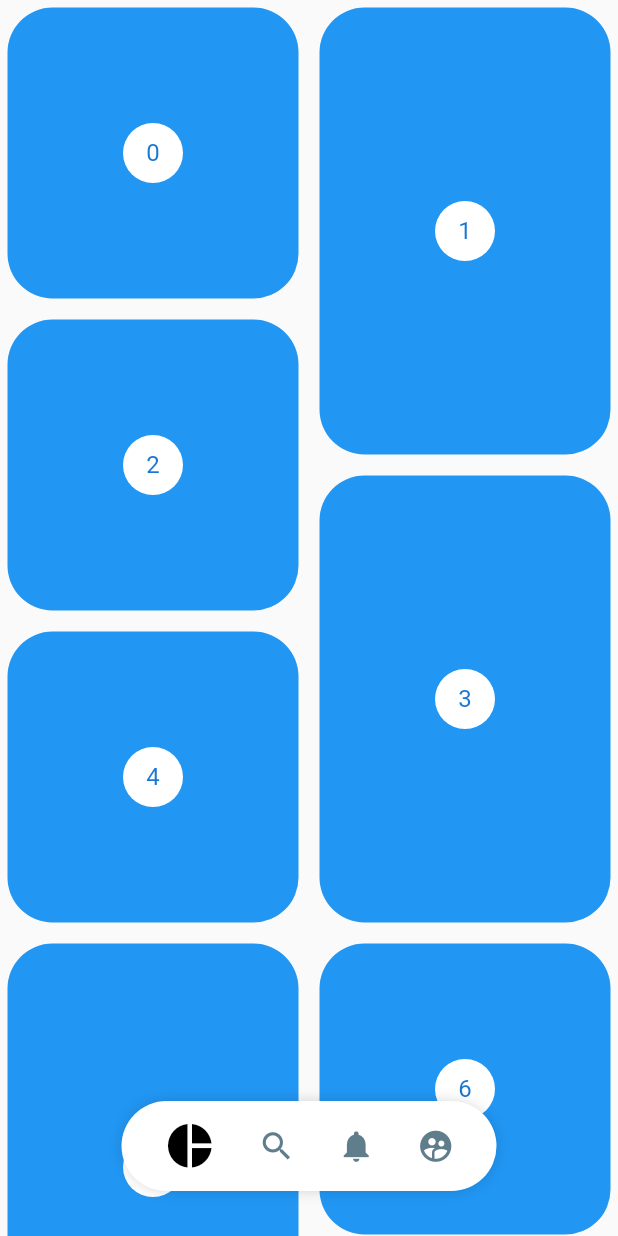
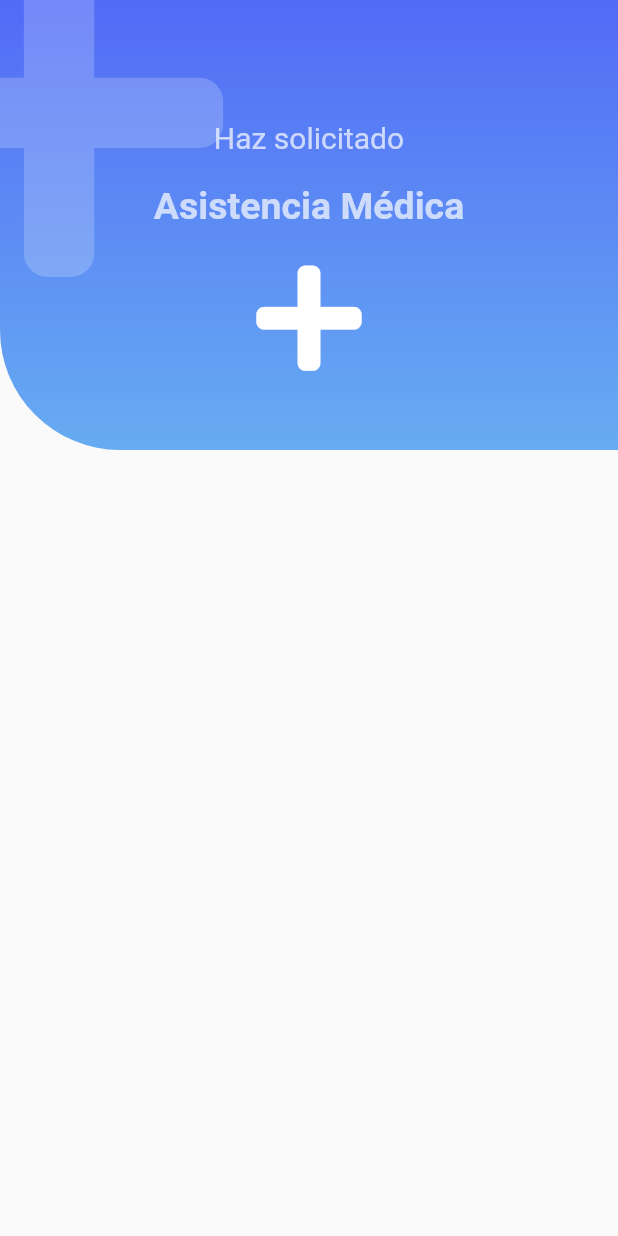
Before and after one commit to MarioAGtzC/Intermediate_Flutter, a Flutter app: the screen it shows after launch, on a phone screen of 412 x 824 dp. Run offline on Flutter 3.47's test engine with Material 2 defaults, Android fonts, the phone set to English and light mode, and no system bars; our stand-ins replace font_awesome_flutter.

Commit message:
half of section 7

```diff
--- a/disenos_app/lib/main.dart
+++ b/disenos_app/lib/main.dart
@@ -1,7 +1,8 @@
 import 'package:flutter/material.dart';
 
-import 'package:disenos_app/src/pages/pinterest_page.dart';
+import 'package:disenos_app/src/pages/emergency_page.dart';
 // import 'package:disenos_app/src/pages/headers_page.dart';
+// import 'package:disenos_app/src/pages/pinterest_page.dart';
 // import 'package:disenos_app/src/pages/animaciones_page.dart';
 // import 'package:disenos_app/src/retos/cuadrado_animado_page.dart';
 // import 'package:disenos_app/src/pages/graficas_circulares_page.dart';
@@ -14,7 +15,7 @@ class MyApp extends StatelessWidget {
     return MaterialApp(
       debugShowCheckedModeBanner: false,
       title: 'Diseños App',
-      home: PinterestPage()
+      home: EmergencyPage()
     );
   }
 }
--- /dev/null
+++ b/disenos_app/lib/src/pages/emergency_page.dart
@@ -0,0 +1,19 @@
+import 'package:flutter/material.dart';
+
+import 'package:disenos_app/src/widgets/headers.dart';
+import 'package:font_awesome_flutter/font_awesome_flutter.dart';
+
+class EmergencyPage extends StatelessWidget {
+  @override
+  Widget build(BuildContext context) {
+    return Scaffold(
+      body: IconHeader(
+        icon: FontAwesomeIcons.plus,
+        subtitulo: 'Haz solicitado',
+        titulo: 'Asistencia Médica',
+        color1: Color(0xff526bf6),
+        color2: Color(0xff67acf2),
+      )
+    );
+  }
+}
--- a/disenos_app/lib/src/widgets/headers.dart
+++ b/disenos_app/lib/src/widgets/headers.dart
@@ -1,4 +1,5 @@
 import 'package:flutter/material.dart';
+import 'package:font_awesome_flutter/font_awesome_flutter.dart';
 
 class HeaderCuadrado extends StatelessWidget {
   @override
@@ -376,3 +377,86 @@ class _HeaderWaveGradientPainter extends CustomPainter {
     return true;
   }
 }
+
+class IconHeader extends StatelessWidget {
+  final IconData icon;
+  final String titulo;
+  final String subtitulo;
+  final Color color1;
+  final Color color2;
+
+  const IconHeader({
+    @required this.icon,
+    @required this.titulo,
+    @required this.subtitulo,
+    this.color1 = Colors.grey,
+    this.color2 = Colors.blueGrey
+  });
+
+  @override
+  Widget build(BuildContext context) {
+    final Color colorBlanco = Colors.white.withOpacity(0.7);
+
+    return Stack(
+      children: <Widget>[
+        _IconHeaderBackground(
+          color1: this.color1,
+          color2: this.color2,
+        ),
+        Positioned(
+          top: -50,
+          left: -70,
+          child: FaIcon(
+            this.icon,
+            size: 250,
+            color: Colors.white.withOpacity(0.2),
+          )
+        ),
+        Column(
+          children: <Widget>[
+            SizedBox(height: 80, width: double.infinity,),
+            Text(this.subtitulo, style: TextStyle(fontSize: 20, color: colorBlanco),),
+            SizedBox(height: 20,),
+            Text(this.titulo, style: TextStyle(fontSize: 25, color: colorBlanco, fontWeight: FontWeight.bold),),
+            SizedBox(height: 20,),
+            FaIcon(
+              this.icon,
+              size: 80,
+              color: Colors.white,
+            )
+          ],
+        )
+      ],
+    );
+  }
+}
+
+class _IconHeaderBackground extends StatelessWidget {
+  final Color color1;
+  final Color color2;
+
+  const _IconHeaderBackground({
+    @required this.color1,
+    @required this.color2
+  });
+
+  @override
+  Widget build(BuildContext context) {
+    return Container(
+      width: double.infinity,
+      height: 300,
+      decoration: BoxDecoration(
+        color: Colors.red,
+        borderRadius: BorderRadius.only(bottomLeft: Radius.circular(80)),
+        gradient: LinearGradient(
+          begin: Alignment.topCenter,
+          end: Alignment.bottomCenter,
+          colors: <Color>[
+            this.color1,
+            this.color2
+          ]
+        )
+      ),
+    );
+  }
+}
--- a/disenos_app/pubspec.yaml
+++ b/disenos_app/pubspec.yaml
@@ -30,6 +30,7 @@ dependencies:
   cupertino_icons: ^0.1.3
   provider: ^4.3.2+2
   flutter_staggered_grid_view: ^0.3.2
+  font_awesome_flutter: ^8.10.0
 
 dev_dependencies:
   flutter_test:
```
Also changed, not shown: disenos_app/pubspec.lock.
